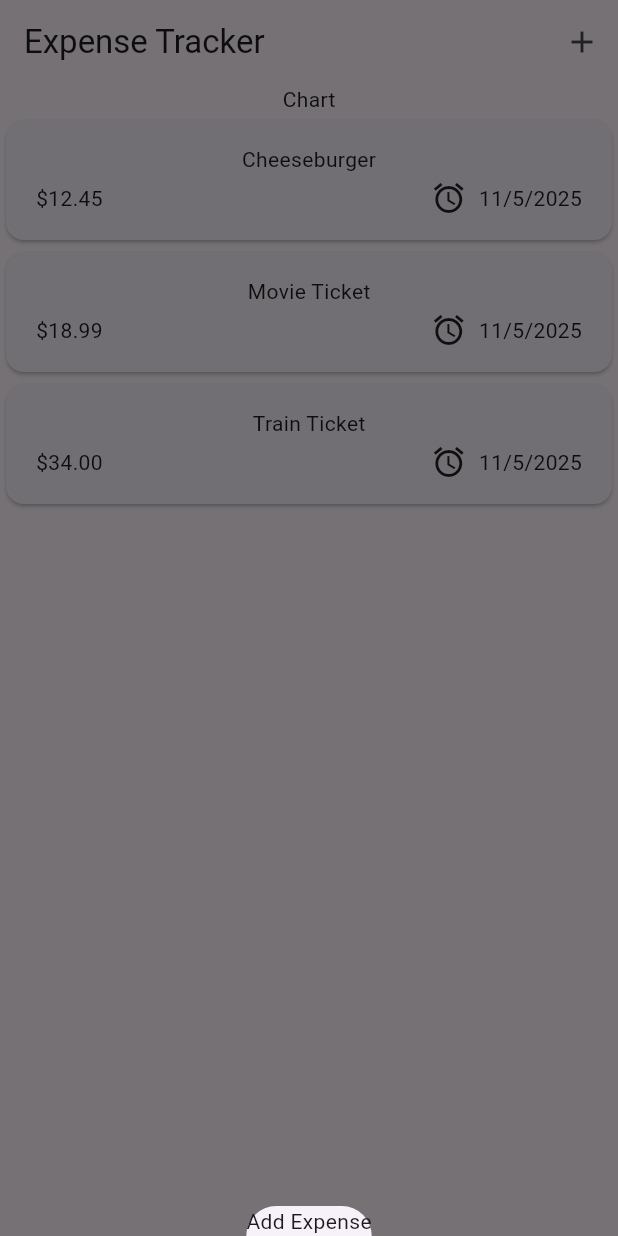
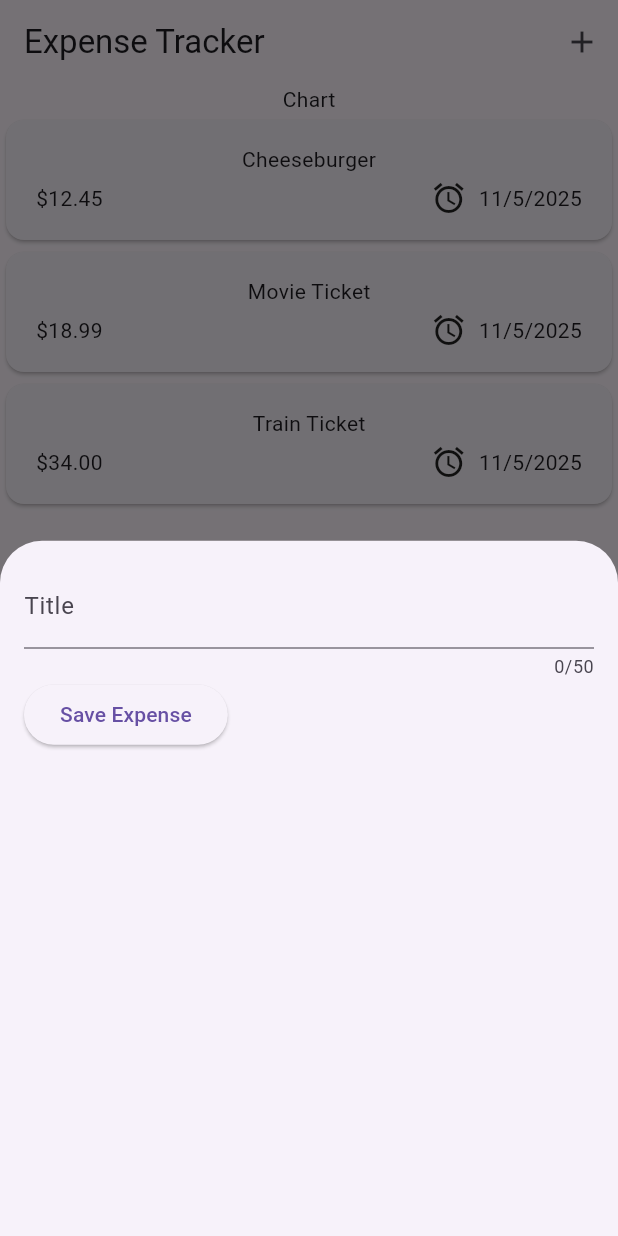
Before and after one commit to MackyMa/expense_tracker, a Flutter app: the screen it shows after launch, after a tap on the "add" icon, on a phone screen of 412 x 824 dp. Run offline on Flutter 3.47's test engine with Material 3 defaults, Android fonts, the phone set to English and light mode, and no system bars.

Commit message:
Added scaffolding to the modal. Added textController for reading title

```diff
--- a/lib/expenses.dart
+++ b/lib/expenses.dart
@@ -1,5 +1,6 @@
 import 'package:expense_tracker/expenses_list/expenses_list.dart';
 import 'package:expense_tracker/models/expense.dart';
+import 'package:expense_tracker/new_express.dart';
 import 'package:flutter/material.dart';
 
 class Expenses extends StatefulWidget{
@@ -13,7 +14,7 @@ class Expenses extends StatefulWidget{
 class _ExpensesState extends State<Expenses>{
   void _openAddExpenseOverlay() {
     showModalBottomSheet(context: context,
-    builder: (ctx) => Text('Add Expense'),
+    builder: (ctx) => NewExpense(),
     );
   }
   final List<Expense> _registeredExpenses = [
--- /dev/null
+++ b/lib/new_express.dart
@@ -0,0 +1,47 @@
+import 'package:flutter/material.dart';
+
+class NewExpense extends StatefulWidget {
+  const NewExpense ({super.key});
+
+  State<NewExpense> createState() {
+    return _NewExpenseState();
+  }
+
+}
+
+class _NewExpenseState extends State<NewExpense> {
+  final _titleController = TextEditingController();
+
+  @override
+  void dispose() {
+    _titleController.dispose();
+    super.dispose();
+  }
+
+  @override
+  Widget build(BuildContext context) {
+    return Padding(
+      padding: EdgeInsets.all(16),
+      child: Column (
+        children: [
+          TextField(
+            controller: _titleController,
+            maxLength: 50,
+            keyboardType: TextInputType.name,
+            decoration: InputDecoration(label: Text('Title')),
+         ),
+          Row(
+            children: [
+              ElevatedButton(
+                onPressed: () {
+                  print(_titleController.text);
+                },
+                child: Text('Save Expense'),
+              )
+            ],
+          )
+        ],
+      )
+    );
+  }
+}
```
